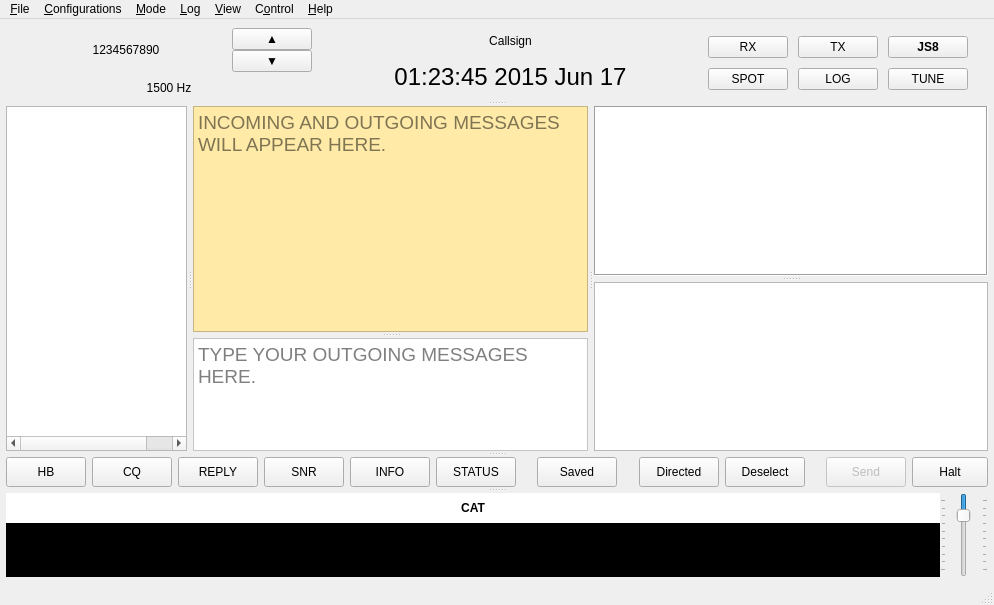
Above: JS8_UI/mainwindow.ui from bg7ipb/JS8Call-improved before the change. Below: the same form after it.
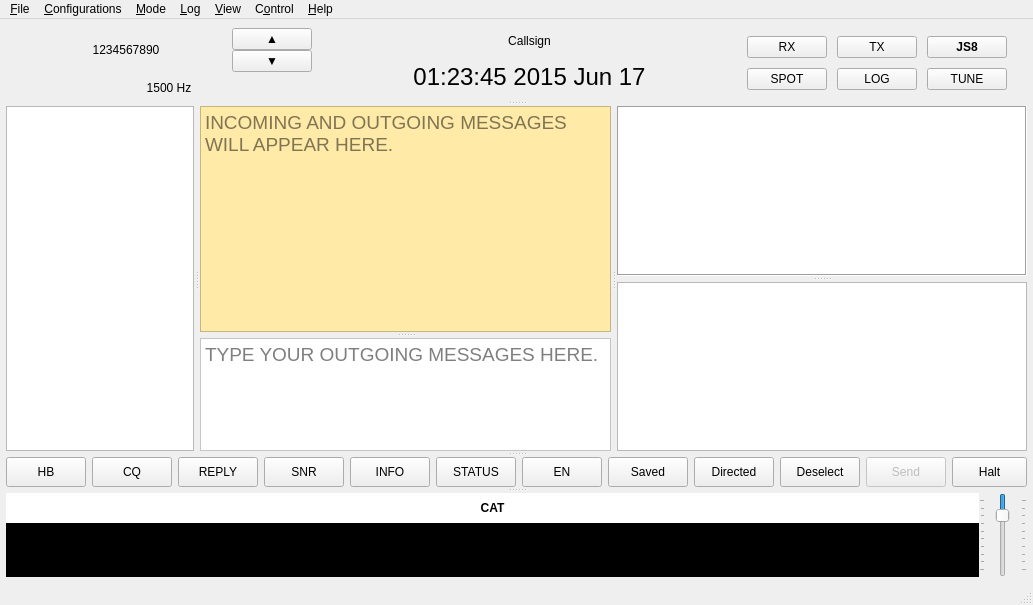
That is the form after the change. Custom widgets are drawn as their Qt base class.

Commit message: [loc][feat] phase-cn-ui/A: add CN/EN toggle button to macro strip

What changed in the file:
```diff
--- a/JS8_UI/mainwindow.ui
+++ b/JS8_UI/mainwindow.ui
@@ -1099,20 +1099,20 @@
          </widget>
         </item>
         <item row="1" column="7">
-         <spacer name="horizontalSpacer_11">
-          <property name="orientation">
-           <enum>Qt::Orientation::Horizontal</enum>
-          </property>
-          <property name="sizeType">
-           <enum>QSizePolicy::Policy::Preferred</enum>
-          </property>
-          <property name="sizeHint" stdset="0">
+         <widget class="QPushButton" name="cnModeMacroButton">
+          <property name="minimumSize">
            <size>
-            <width>20</width>
-            <height>10</height>
+            <width>0</width>
+            <height>30</height>
            </size>
           </property>
-         </spacer>
+          <property name="checkable">
+           <bool>true</bool>
+          </property>
+          <property name="text">
+           <string>EN</string>
+          </property>
+         </widget>
         </item>
         <item row="1" column="0">
          <widget class="QPushButton" name="hbMacroButton">
```
The commit also changes 1 other file.
